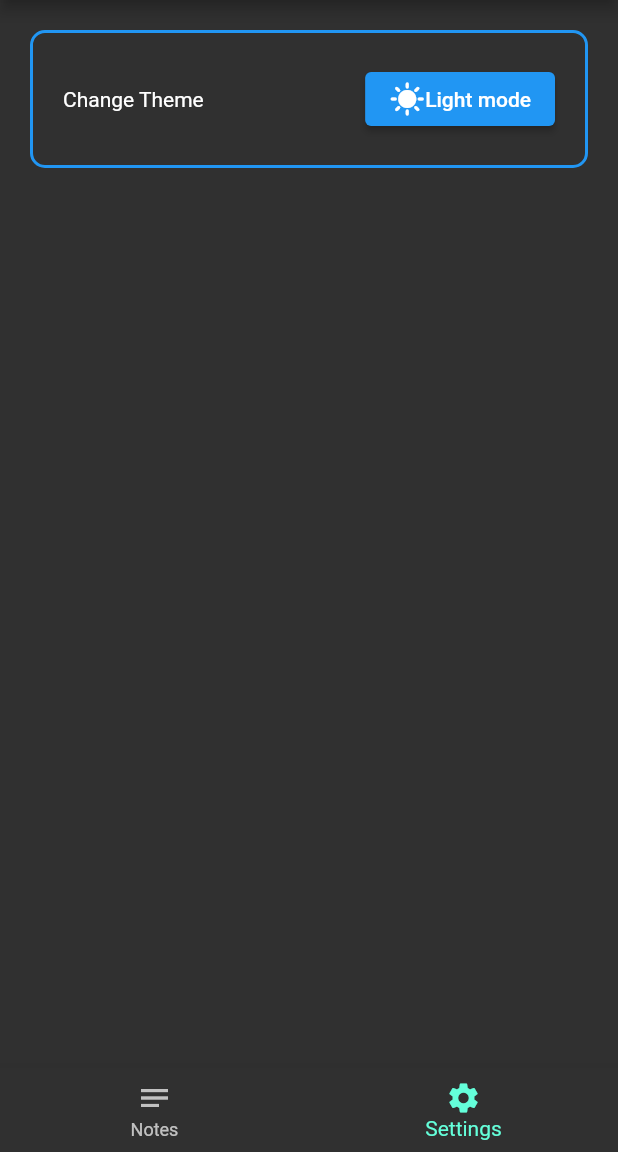
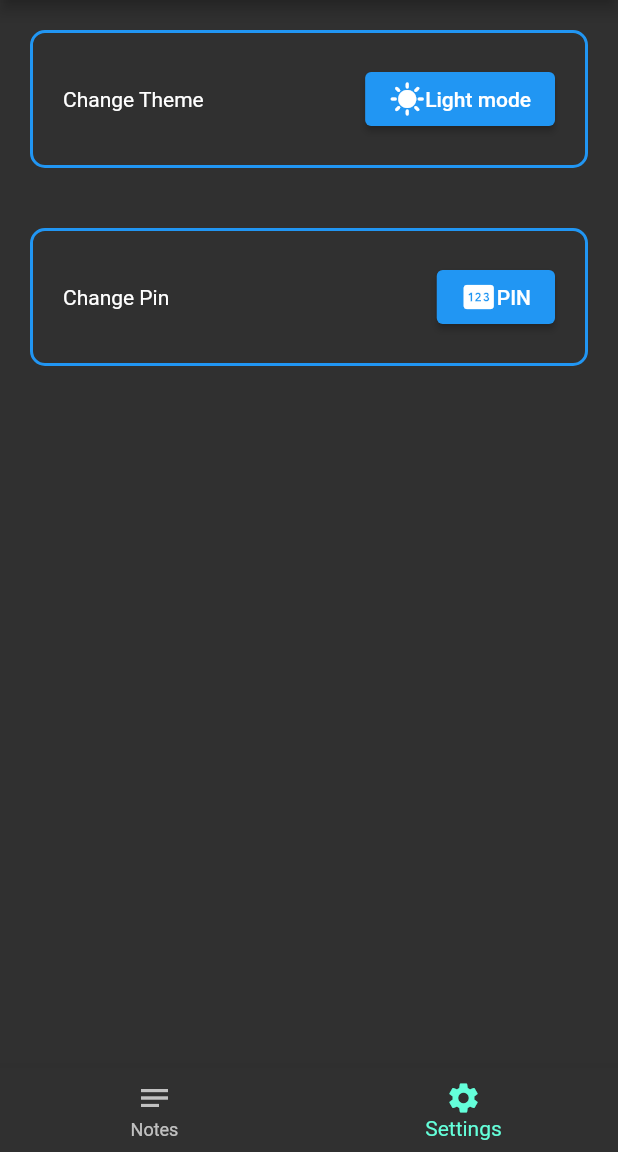
Before and after one commit to Wise-394/Task_trackr, a Flutter app: the screen it shows after launch, item 2 of the bottom bar chosen, after a tap on "Dark Mode", on a phone screen of 412 x 824 dp, the part 84-1236 px from its top. Run offline on Flutter 3.47's test engine with Material 2 defaults, Android fonts, the phone set to English and light mode, and no system bars; our stand-ins replace get, hive, hive_flutter; accounts and stored records are empty.

Commit message:
changed get.ChangeTheme into Get.ChangeThemeMode

```diff
--- a/lib/database/sharedpref.dart
+++ b/lib/database/sharedpref.dart
@@ -16,12 +16,13 @@ class SharedPref {
 
   void changeTheme() {
     if (Get.isDarkMode) {
-      Get.changeTheme(ThemeData.light());
+      Get.changeThemeMode(ThemeMode.light);
       isDarkmode = false;
     } else {
-      Get.changeTheme(ThemeData.dark());
+      Get.changeThemeMode(ThemeMode.dark);
       isDarkmode = true;
     }
     updateTheme();
+    //  print("updatedTheme isdarkmode = $isDarkmode");
   }
 }
--- a/lib/screen/home_page.dart
+++ b/lib/screen/home_page.dart
@@ -1,5 +1,4 @@
 import 'package:flutter/material.dart';
-import 'package:todo_app/database/sharedpref.dart';
 import 'package:todo_app/util/to_do_tile.dart';
 import 'package:todo_app/util/dialog.dart';
 import 'package:hive_flutter/hive_flutter.dart';
@@ -38,8 +37,7 @@ class _HomeStackState extends State<HomeStack> {
             });
             Navigator.of(context).pop();
           },
-          initialText: db
-              .toDoList[editedTaskIndex].taskName, // Pass the initial task text
+          initialText: db.toDoList[editedTaskIndex].taskName,
         );
       },
     );
@@ -93,7 +91,10 @@ class _HomeStackState extends State<HomeStack> {
 
   void saveNewTask() {
     setState(() {
-      db.toDoList.add(TaskEntity(taskName: _controller.text, checkMark: false));
+      if (_controller.text.isNotEmpty) {
+        db.toDoList
+            .add(TaskEntity(taskName: _controller.text, checkMark: false));
+      }
     });
     Navigator.of(context).pop();
     _controller.clear();
@@ -116,8 +117,7 @@ class _HomeStackState extends State<HomeStack> {
           controller: _controller,
           onSave: updateTask,
           onCancel: () => Navigator.of(context).pop(),
-          initialText: db
-              .toDoList[editedTaskIndex].taskName, // Pass the initial task text
+          initialText: db.toDoList[editedTaskIndex].taskName,
         );
       },
     );
--- a/lib/screen/settings_page.dart
+++ b/lib/screen/settings_page.dart
@@ -17,6 +17,7 @@ class _SettingsPageState extends State<SettingsPage> {
     return ListView(
       children: [
         changeThemeTile(context),
+        changePinTile(context),
       ],
     );
   }
@@ -53,4 +54,35 @@ class _SettingsPageState extends State<SettingsPage> {
       ),
     );
   }
+
+  Padding changePinTile(BuildContext context) {
+    return Padding(
+      padding: const EdgeInsets.all(20),
+      child: Container(
+        padding: const EdgeInsets.all(20),
+        decoration: BoxDecoration(
+          border: Border.all(
+            color: Theme.of(context).colorScheme.primary,
+            width: 2,
+          ),
+          borderRadius: BorderRadius.circular(10),
+        ),
+        child: Row(
+          children: [
+            const Text("Change Pin"),
+            const Spacer(),
+            ElevatedButton(
+              onPressed: () {},
+              child: const Row(
+                children: [
+                  Icon(Icons.pin),
+                  Text("PIN"),
+                ],
+              ),
+            ),
+          ],
+        ),
+      ),
+    );
+  }
 }
--- a/lib/util/to_do_tile.dart
+++ b/lib/util/to_do_tile.dart
@@ -39,7 +39,7 @@ class ToDoTile extends StatelessWidget {
               children: [
                 Checkbox(
                   shape: const CircleBorder(),
-                  activeColor: Colors.black54,
+                  activeColor: Theme.of(context).colorScheme.primary,
                   value: taskCompleted,
                   onChanged: onChanged,
                 ),
@@ -60,9 +60,7 @@ class ToDoTile extends StatelessWidget {
                   style: ElevatedButton.styleFrom(
                     backgroundColor: taskCompleted
                         ? Theme.of(context).colorScheme.primary
-                        : Theme.of(context)
-                            .colorScheme
-                            .surfaceTint, // Background color
+                        : Theme.of(context).colorScheme.surfaceTint,
                   ),
                   onPressed: deleteFunction,
                   child: const Row(
```
